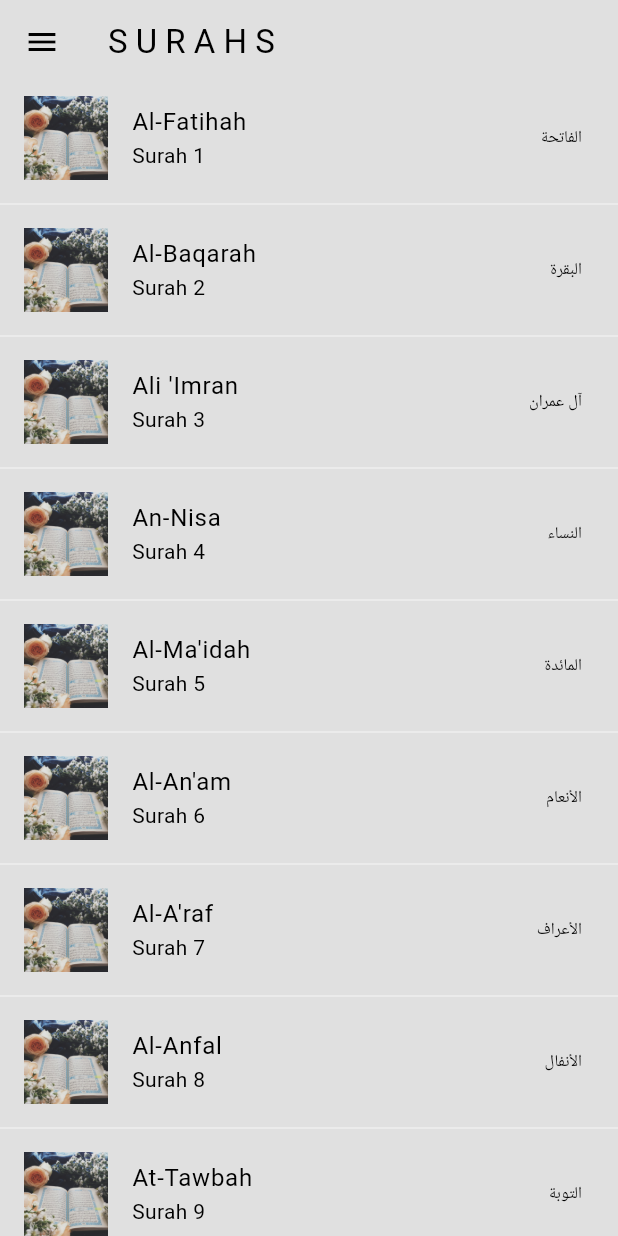
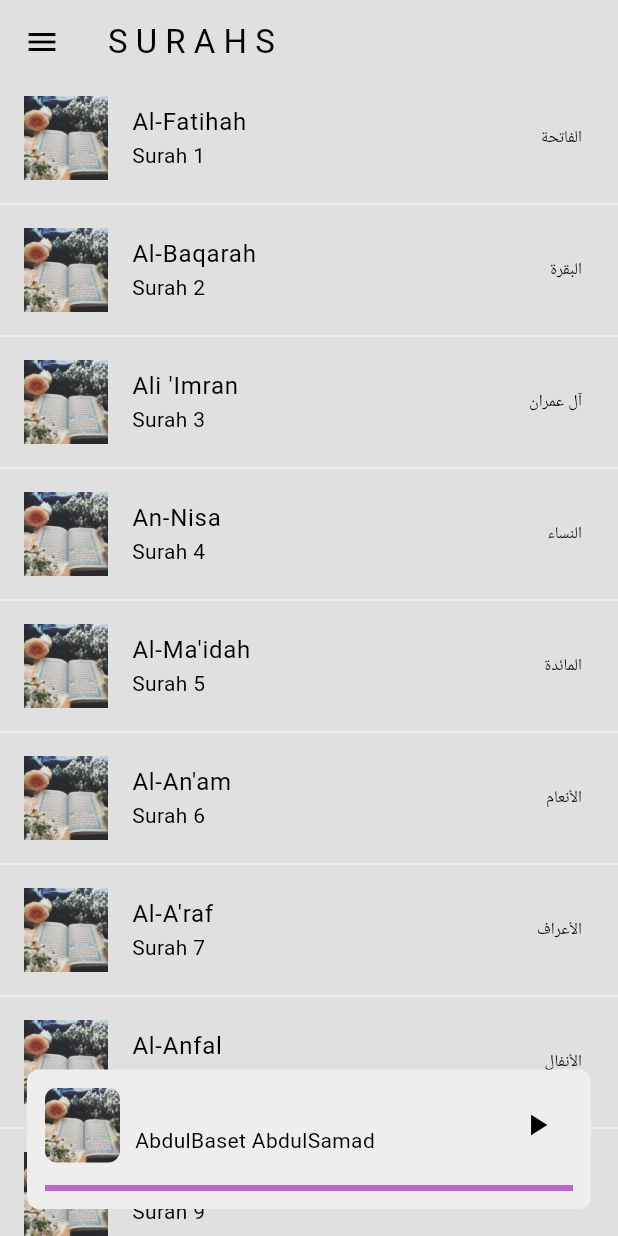
Before and after one commit to aksoyalpi/Quranify-App, a Flutter app: the screen it shows after launch, on a phone screen of 412 x 824 dp. Run offline on Flutter 3.47's test engine with Material 3 defaults, Android fonts, the phone set to English and light mode, and no system bars; our stand-ins replace audio_service, audio_video_progress_bar, audioplayers, font_awesome_flutter, get_it, just_audio and 1 more; missing offline and left inert: dart:ffi; network calls fail; statements that could not run were skipped.

Commit message:
Created little audio player for the bottom of the home page; no functionality yet

```diff
--- /dev/null
+++ b/lib/components/modal_sheet_player.dart
@@ -0,0 +1,116 @@
+import 'package:audio_video_progress_bar/audio_video_progress_bar.dart';
+import 'package:flutter/foundation.dart';
+import 'package:flutter/material.dart';
+import 'package:quran_fi/notifiers/play_button_notifier.dart';
+import 'package:quran_fi/page_manager.dart';
+import 'package:quran_fi/page_manager.dart';
+import 'package:quran_fi/services/service_locator.dart';
+
+class LittleAudioPlayer extends StatefulWidget {
+  const LittleAudioPlayer({super.key});
+
+  @override
+  State<LittleAudioPlayer> createState() => _MyWidgetState();
+}
+
+class _MyWidgetState extends State<LittleAudioPlayer> {
+  @override
+  Widget build(BuildContext context) {
+    final pageManager = getIt<PageManager>();
+
+    return Container(
+      width: double.infinity,
+      decoration: BoxDecoration(
+          borderRadius: BorderRadius.circular(8),
+          color: Theme.of(context).colorScheme.secondary),
+      child: Padding(
+        padding: const EdgeInsets.all(12.0),
+        child: Column(
+          mainAxisSize: MainAxisSize.min,
+          children: [
+            Row(
+              mainAxisAlignment: MainAxisAlignment.spaceBetween,
+              children: [
+                Row(
+                  mainAxisAlignment: MainAxisAlignment.start,
+                  children: [
+                    // picture
+                    SizedBox(
+                      width: 50,
+                      height: 50,
+                      child: ClipRRect(
+                          borderRadius: BorderRadius.circular(8),
+                          child: Image.asset(
+                            "assets/images/quran.jpg",
+                            fit: BoxFit.cover,
+                          )),
+                    ),
+
+                    const SizedBox(width: 10),
+
+                    Column(
+                      crossAxisAlignment: CrossAxisAlignment.start,
+                      children: [
+                        // Surah title
+                        ValueListenableBuilder(
+                          valueListenable: pageManager.currentSongTitleNotifier,
+                          builder: (_, surah, __) => Text(surah),
+                        ),
+
+                        // Recitator
+                        ValueListenableBuilder(
+                          valueListenable: pageManager.currentRecitator,
+                          builder: (_, recitator, __) => Text(recitator.name),
+                        ),
+                      ],
+                    ),
+                  ],
+                ),
+
+                // play pause Button
+                ValueListenableBuilder(
+                    valueListenable: pageManager.playButtonNotifier,
+                    builder: (_, value, __) {
+                      switch (value) {
+                        case ButtonState.loading:
+                          return const Center(
+                              child: CircularProgressIndicator());
+                        case ButtonState.paused:
+                          return IconButton(
+                            icon: const Icon(Icons.play_arrow),
+                            onPressed: pageManager.play,
+                          );
+                        case ButtonState.playing:
+                          return IconButton(
+                              onPressed: pageManager.pause,
+                              icon: const Icon(Icons.pause));
+                      }
+                    }),
+              ],
+            ),
+
+            const SizedBox(height: 15),
+
+            // song duration progress
+            ValueListenableBuilder(
+                valueListenable: pageManager.progressNotifier,
+                builder: (_, value, __) {
+                  return LinearProgressIndicator(
+                    value: value.current.inSeconds / value.total.inSeconds,
+                    color: Theme.of(context).colorScheme.onPrimary,
+                    backgroundColor: Theme.of(context).colorScheme.primary,
+
+                    /*thumbColor: Theme.of(context).colorScheme.onPrimary,
+                    progressBarColor: Theme.of(context).colorScheme.onPrimary,
+                    progress: value.current,
+                    buffered: value.buffered,
+                    total: value.total,
+                    onSeek: pageManager.seek,*/
+                  );
+                }),
+          ],
+        ),
+      ),
+    );
+  }
+}
--- a/lib/components/sound_icon.dart
+++ b/lib/components/sound_icon.dart
@@ -19,10 +19,10 @@ class _SoundIconState extends State<SoundIcon>
   OverlayEntry? _overlayEntry;
   final GlobalKey _iconKey = GlobalKey();
 
-  void _toggleOverlay(BuildContext context, SurahsProvider value) {
+  void _toggleOverlay(BuildContext context) {
     if (_isExpanded) {
       _overlayEntry?.remove();
-      _overlayEntry = _createOverlayEntry(context, value);
+      _overlayEntry = _createOverlayEntry(context);
       Overlay.of(context).insert(_overlayEntry!);
     } else {
       _overlayEntry?.remove();
@@ -36,7 +36,7 @@ class _SoundIconState extends State<SoundIcon>
     super.dispose();
   }
 
-  OverlayEntry _createOverlayEntry(BuildContext context, SurahsProvider prov) {
+  OverlayEntry _createOverlayEntry(BuildContext context) {
     final pageManager = getIt<PageManager>();
     RenderBox renderBox =
         _iconKey.currentContext!.findRenderObject() as RenderBox;
@@ -66,24 +66,24 @@ class _SoundIconState extends State<SoundIcon>
                 mainAxisAlignment: MainAxisAlignment.spaceEvenly,
                 children: [
                   // Slider for quran volume
-                  Row(
+                  ValueListenableBuilder(
+                      valueListenable: pageManager.quranVolume,
+                      builder: (_, quranVolume, __) => Row(
                             mainAxisAlignment: MainAxisAlignment.center,
                             children: [
-                      Icon(pageManager.quranVolume.value != 0
+                              Icon(quranVolume != 0
                                   ? Icons.record_voice_over_outlined
                                   : Icons.voice_over_off_outlined),
-                      ValueListenableBuilder(
-                          valueListenable: pageManager.quranVolume,
-                          builder: (_, quranVolume, __) => Slider(
+                              Slider(
                                 activeColor:
                                     Theme.of(context).colorScheme.onPrimary,
                                 value: quranVolume,
                                 onChanged: (volume) {
                                   pageManager.setQuranVolume(volume);
                                 },
+                              ),
+                            ],
                           )),
-                    ],
-                  ),
 
                   // Slider for sound volume
                   Row(
@@ -140,8 +140,7 @@ class _SoundIconState extends State<SoundIcon>
   Widget build(BuildContext context) {
     final pageManager = getIt<PageManager>();
 
-    return Consumer<SurahsProvider>(
-      builder: (context, value, child) => Column(
+    return Column(
       children: [
         // animated container for selecting nature sound
 
@@ -151,7 +150,7 @@ class _SoundIconState extends State<SoundIcon>
             onTap: () {
               setState(() {
                 _isExpanded = !_isExpanded;
-                  _toggleOverlay(context, value);
+                _toggleOverlay(context);
               });
             },
             child: ValueListenableBuilder(
@@ -163,7 +162,6 @@ class _SoundIconState extends State<SoundIcon>
                           : null,
                     ))),
       ],
-      ),
     );
   }
 }
--- a/lib/main.dart
+++ b/lib/main.dart
@@ -1,5 +1,6 @@
 import 'package:flutter/material.dart';
 import 'package:provider/provider.dart';
+import 'package:quran_fi/components/modal_sheet_player.dart';
 import 'package:quran_fi/components/my_drawer.dart';
 import 'package:quran_fi/models/surah.dart';
 import 'package:quran_fi/models/surahs_provider.dart';
@@ -91,7 +92,9 @@ class _MyHomePageState extends State<MyHomePage> {
         final List<Surah> surahs = value.surahs;
 
         // return list view UI
-        return ListView.separated(
+        return Stack(
+          children: [
+            ListView.separated(
               separatorBuilder: (context, index) => Divider(
                 color: Theme.of(context).colorScheme.secondary,
               ),
@@ -109,6 +112,16 @@ class _MyHomePageState extends State<MyHomePage> {
                   onTap: () => goToSurah(index),
                 );
               },
+            ),
+
+            // little AudioPlayer
+            Align(
+                alignment: Alignment.bottomCenter,
+                child: Padding(
+                  padding: const EdgeInsets.all(18.0),
+                  child: LittleAudioPlayer(),
+                ))
+          ],
         );
       }),
     );
--- a/lib/page_manager.dart
+++ b/lib/page_manager.dart
@@ -57,8 +57,8 @@ class PageManager {
 
     final songRepository = getIt<PlaylistRepository>();
     final playlist = await songRepository.fetchInitialPlaylist();
-    final artUri =
-        Uri.parse("https://unsplash.com/de/fotos/geoffnetes-buch-_KPuV9qSSlU");
+    final artUri = Uri.parse(
+        "https://images.unsplash.com/photo-1576764402988-7143f9cca90a?q=80&w=1780&auto=format&fit=crop&ixlib=rb-4.0.3&ixid=M3wxMjA3fDB8MHxwaG90by1wYWdlfHx8fGVufDB8fHx8fA%3D%3D");
     //Uri.file("assets/images/quran.jpg");
     print("Art uri $artUri");
     final mediaItems = playlist
@@ -130,7 +130,7 @@ class PageManager {
             album: surah["album"] ?? "",
             title: surah["title"] ?? "",
             artUri: Uri.parse(
-                "https://unsplash.com/de/fotos/geoffnetes-buch-_KPuV9qSSlU"),
+                "https://images.unsplash.com/photo-1576764402988-7143f9cca90a?q=80&w=1780&auto=format&fit=crop&ixlib=rb-4.0.3&ixid=M3wxMjA3fDB8MHxwaG90by1wYWdlfHx8fGVufDB8fHx8fA%3D%3D"),
             extras: {"url": surah["url"]}))
         .toList();
     _audioHandler.addQueueItems(mediaItems);
--- a/lib/pages/surah_page.dart
+++ b/lib/pages/surah_page.dart
@@ -1,6 +1,7 @@
 import 'package:audio_video_progress_bar/audio_video_progress_bar.dart';
 import 'package:flutter/material.dart';
 import 'package:provider/provider.dart';
+import 'package:quran_fi/components/modal_sheet_player.dart';
 import 'package:quran_fi/components/neu_box.dart';
 import 'package:quran_fi/components/sound_icon.dart';
 import 'package:quran_fi/models/surah.dart';
--- a/lib/services/audio_handler.dart
+++ b/lib/services/audio_handler.dart
@@ -41,7 +41,7 @@ class MyAudioHandler extends BaseAudioHandler {
         controls: [
           MediaControl.skipToPrevious,
           if (playing) MediaControl.pause else MediaControl.play,
-          MediaControl.stop,
+          //MediaControl.stop,
           MediaControl.skipToNext,
         ],
         systemActions: const {
```
Also changed, not shown: pubspec.yaml (+23 -1 lines), assets/icons/greenOnWhite.png (added), assets/icons/whiteOnGreen.png (added), pubspec.lock, 42 other files. Lines whose indentation alone changed are shown as unchanged.
